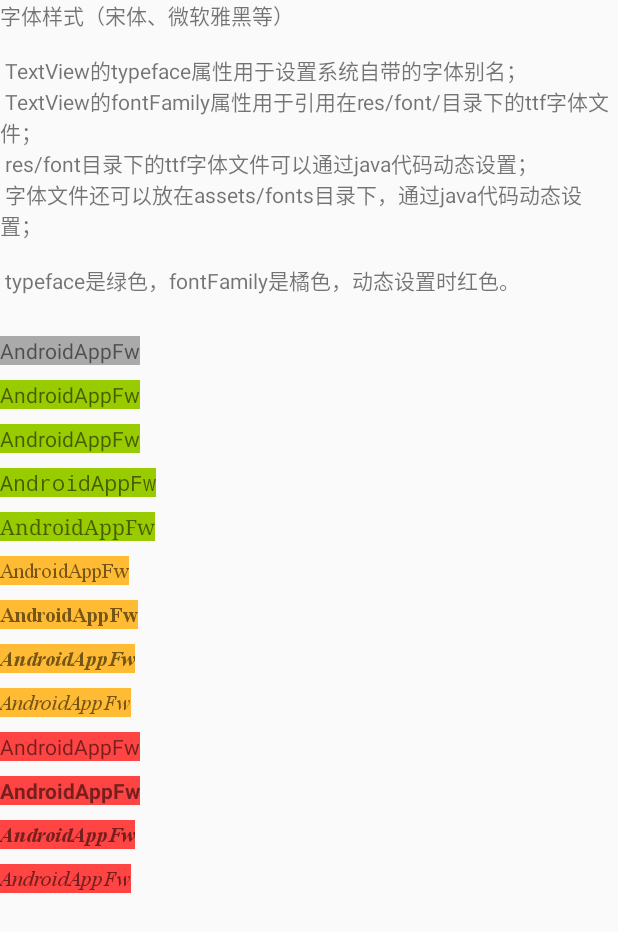
After one commit to MelanDawn/AndroidAppFw, an Android app: the FontActivity screen opened directly, with no data from a screen before it, on a phone screen of 412 x 824 dp. The commit adds this screen. Shown: the top 932 px of the screen. Run offline under Robolectric (Android 15) with nearby library versions, the phone set to English and light mode, and no system bars; libraries missing offline, so code that uses them is left out: com.umeng.analytics, com.umeng.message; 2 statements that could not run were skipped.

Commit message:
[R&D_Center] 添加Font样例
修改原因: Feature
应用版本: 1.1.1
问题原因:
修复方式：

```diff
--- a/app/src/main/AndroidManifest.xml
+++ b/app/src/main/AndroidManifest.xml
@@ -87,6 +87,8 @@
         <activity android:name=".ui.activity.fundamental.drawable.ShapeDrawableAct" />
         <activity android:name=".ui.activity.fundamental.drawable.AnimationDrawableAct" />
 
+        <activity android:name=".ui.activity.fundamental.font.FontActivity" />
+
         <activity android:name=".ui.activity.view.ImageViewAct" />
         <activity android:name=".ui.activity.view.ImageButtonAct" />
         <activity android:name=".ui.activity.view.QuickContactBadgeAct" />
--- a/app/src/main/java/com/zs/androidappfw/ui/BaseFrgm.java
+++ b/app/src/main/java/com/zs/androidappfw/ui/BaseFrgm.java
@@ -9,6 +9,7 @@ import android.view.ViewGroup;
 
 import com.zs.androidappfw.R;
 import com.zs.androidappfw.ui.activity.fundamental.drawable.DrawableAct;
+import com.zs.androidappfw.ui.activity.fundamental.font.FontActivity;
 import com.zs.androidappfw.ui.activity.fundamental.lifecycle.ActivityStandardAct;
 import com.zs.androidappfw.ui.activity.fundamental.WindowSoftInputModeAct;
 import com.zs.androidappfw.ui.activity.view.ProgressBarAct;
@@ -28,6 +29,7 @@ public class BaseFrgm extends BaseFragment implements View.OnClickListener {
         initAndSetClickListener(view, R.id.base_to_activity_lifecycle);
         initAndSetClickListener(view, R.id.base_to_wsim);
         initAndSetClickListener(view, R.id.base_to_drawable);
+        initAndSetClickListener(view, R.id.base_to_font);
     }
 
     private void initAndSetClickListener(View view, int id) {
@@ -46,6 +48,9 @@ public class BaseFrgm extends BaseFragment implements View.OnClickListener {
             case R.id.base_to_drawable:
                 startActivity(DrawableAct.class);
                 break;
+            case R.id.base_to_font:
+                startActivity(FontActivity.class);
+                break;
         }
     }
 }
--- /dev/null
+++ b/app/src/main/java/com/zs/androidappfw/ui/activity/fundamental/font/FontActivity.java
@@ -0,0 +1,35 @@
+package com.zs.androidappfw.ui.activity.fundamental.font;
+
+import android.graphics.Typeface;
+import android.os.Bundle;
+import android.support.annotation.Nullable;
+import android.widget.TextView;
+
+import com.zs.androidappfw.R;
+import com.zs.androidappfw.ui.base.BaseActivity;
+
+public class FontActivity extends BaseActivity {
+
+    @Override
+    protected void onCreate(@Nullable Bundle savedInstanceState) {
+        super.onCreate(savedInstanceState);
+        setContentView(R.layout.act_font);
+
+        TextView textView1 = findViewById(R.id.font_times_1);
+        TextView textView2 = findViewById(R.id.font_times_2);
+        TextView textView3 = findViewById(R.id.font_times_3);
+        TextView textView4 = findViewById(R.id.font_times_4);
+
+        Typeface typeface1 = Typeface.create("font/times.ttf", Typeface.NORMAL);
+        textView1.setTypeface(typeface1);
+
+        Typeface typeface2 = Typeface.create("font/timesbd.ttf", Typeface.BOLD);
+        textView2.setTypeface(typeface2);
+
+        Typeface typeface3 = Typeface.createFromAsset(this.getAssets(), "fonts/timesbi.ttf");
+        textView3.setTypeface(typeface3);
+
+        Typeface typeface4 = Typeface.createFromAsset(this.getAssets(), "fonts/timesi.ttf");
+        textView4.setTypeface(typeface4);
+    }
+}
--- /dev/null
+++ b/app/src/main/res/layout/act_font.xml
@@ -0,0 +1,120 @@
+<?xml version="1.0" encoding="utf-8"?>
+<ScrollView xmlns:android="http://schemas.android.com/apk/res/android"
+    android:layout_width="match_parent"
+    android:layout_height="match_parent">
+
+    <LinearLayout
+        android:layout_width="match_parent"
+        android:layout_height="wrap_content"
+        android:orientation="vertical">
+
+        <TextView
+            android:layout_width="wrap_content"
+            android:layout_height="wrap_content"
+            android:text="@string/font_dsc"
+            android:layout_marginBottom="10dp" />
+
+        <TextView
+            android:layout_width="wrap_content"
+            android:layout_height="wrap_content"
+            android:layout_marginBottom="10dp"
+            android:background="@android:color/darker_gray"
+            android:text="@string/app_name"/>
+
+        <TextView
+            android:layout_width="wrap_content"
+            android:layout_height="wrap_content"
+            android:layout_marginBottom="10dp"
+            android:background="@android:color/holo_green_light"
+            android:typeface="sans"
+            android:text="@string/app_name"/>
+
+        <TextView
+            android:layout_width="wrap_content"
+            android:layout_height="wrap_content"
+            android:layout_marginBottom="10dp"
+            android:background="@android:color/holo_green_light"
+            android:typeface="normal"
+            android:text="@string/app_name"/>
+
+        <TextView
+            android:layout_width="wrap_content"
+            android:layout_height="wrap_content"
+            android:layout_marginBottom="10dp"
+            android:background="@android:color/holo_green_light"
+            android:typeface="monospace"
+            android:text="@string/app_name"/>
+
+        <TextView
+            android:layout_width="wrap_content"
+            android:layout_height="wrap_content"
+            android:layout_marginBottom="10dp"
+            android:background="@android:color/holo_green_light"
+            android:typeface="serif"
+            android:text="@string/app_name"/>
+
+        <TextView
+            android:layout_width="wrap_content"
+            android:layout_height="wrap_content"
+            android:layout_marginBottom="10dp"
+            android:background="@android:color/holo_orange_light"
+            android:fontFamily="@font/times"
+            android:text="@string/app_name"/>
+
+        <TextView
+            android:layout_width="wrap_content"
+            android:layout_height="wrap_content"
+            android:layout_marginBottom="10dp"
+            android:background="@android:color/holo_orange_light"
+            android:fontFamily="@font/timesbd"
+            android:text="@string/app_name"/>
+
+        <TextView
+            android:layout_width="wrap_content"
+            android:layout_height="wrap_content"
+            android:layout_marginBottom="10dp"
+            android:background="@android:color/holo_orange_light"
+            android:fontFamily="@font/timesbi"
+            android:text="@string/app_name"/>
+
+        <TextView
+            android:layout_width="wrap_content"
+            android:layout_height="wrap_content"
+            android:layout_marginBottom="10dp"
+            android:background="@android:color/holo_orange_light"
+            android:fontFamily="@font/timesi"
+            android:text="@string/app_name"/>
+
+        <TextView
+            android:id="@+id/font_times_1"
+            android:layout_width="wrap_content"
+            android:layout_height="wrap_content"
+            android:layout_marginBottom="10dp"
+            android:background="@android:color/holo_red_light"
+            android:text="@string/app_name"/>
+
+        <TextView
+            android:id="@+id/font_times_2"
+            android:layout_width="wrap_content"
+            android:layout_height="wrap_content"
+            android:layout_marginBottom="10dp"
+            android:background="@android:color/holo_red_light"
+            android:text="@string/app_name"/>
+
+        <TextView
+            android:id="@+id/font_times_3"
+            android:layout_width="wrap_content"
+            android:layout_height="wrap_content"
+            android:layout_marginBottom="10dp"
+            android:background="@android:color/holo_red_light"
+            android:text="@string/app_name"/>
+
+        <TextView
+            android:id="@+id/font_times_4"
+            android:layout_width="wrap_content"
+            android:layout_height="wrap_content"
+            android:layout_marginBottom="10dp"
+            android:background="@android:color/holo_red_light"
+            android:text="@string/app_name"/>
+    </LinearLayout>
+</ScrollView>
--- a/app/src/main/res/layout/frgm_main_base.xml
+++ b/app/src/main/res/layout/frgm_main_base.xml
@@ -27,4 +27,12 @@
         android:text="@string/to_drawable"
         android:textAllCaps="false"/>
 
+    <Button
+        android:id="@+id/base_to_font"
+        android:layout_width="match_parent"
+        android:layout_height="@dimen/bt_height"
+        android:gravity="center_vertical|start"
+        android:text="@string/to_font"
+        android:textAllCaps="false"/>
+
 </LinearLayout>
--- a/app/src/main/res/values/strings.xml
+++ b/app/src/main/res/values/strings.xml
@@ -29,6 +29,8 @@
     <string name="to_drawable_clip">ClipDrawable</string>
     <string name="to_drawable_scale">ScaleDrawable</string>
     <string name="to_drawable_shape">ShapeDrawable</string>
+
+    <string name="to_font">Font</string>
 
     <!-- UI -->
     <string name="to_progress_bar">ProgressBar(不可交互)</string>
@@ -558,4 +560,13 @@
     <string name="drawable_level_list_15">设置level=15</string>
     <string name="drawable_level_list_25">设置level=25</string>
     <string name="drawable_shape_padding_dsc">shape padding 生效必须是组件有内容的情况，例如下面的ImageView并无效果，TextView有效果，没有使用该padding shape的TextView也没有效果</string>
+
+    <string name="font_dsc">
+        字体样式（宋体、微软雅黑等）\n\n
+        TextView的typeface属性用于设置系统自带的字体别名；\n
+        TextView的fontFamily属性用于引用在res/font/目录下的ttf字体文件；\n
+        res/font目录下的ttf字体文件可以通过java代码动态设置；\n
+        字体文件还可以放在assets/fonts目录下，通过java代码动态设置；\n\n
+        typeface是绿色，fontFamily是橘色，动态设置时红色。\n
+    </string>
 </resources>
```
Also changed, not shown: app/src/main/assets/fonts/times.ttf (added), app/src/main/assets/fonts/timesbd.ttf (added), app/src/main/assets/fonts/timesbi.ttf (added), app/src/main/assets/fonts/timesi.ttf (added), app/src/main/res/font/times.ttf (added), app/src/main/res/font/timesbd.ttf (added), app/src/main/res/font/timesbi.ttf (added), app/src/main/res/font/timesi.ttf (added).
